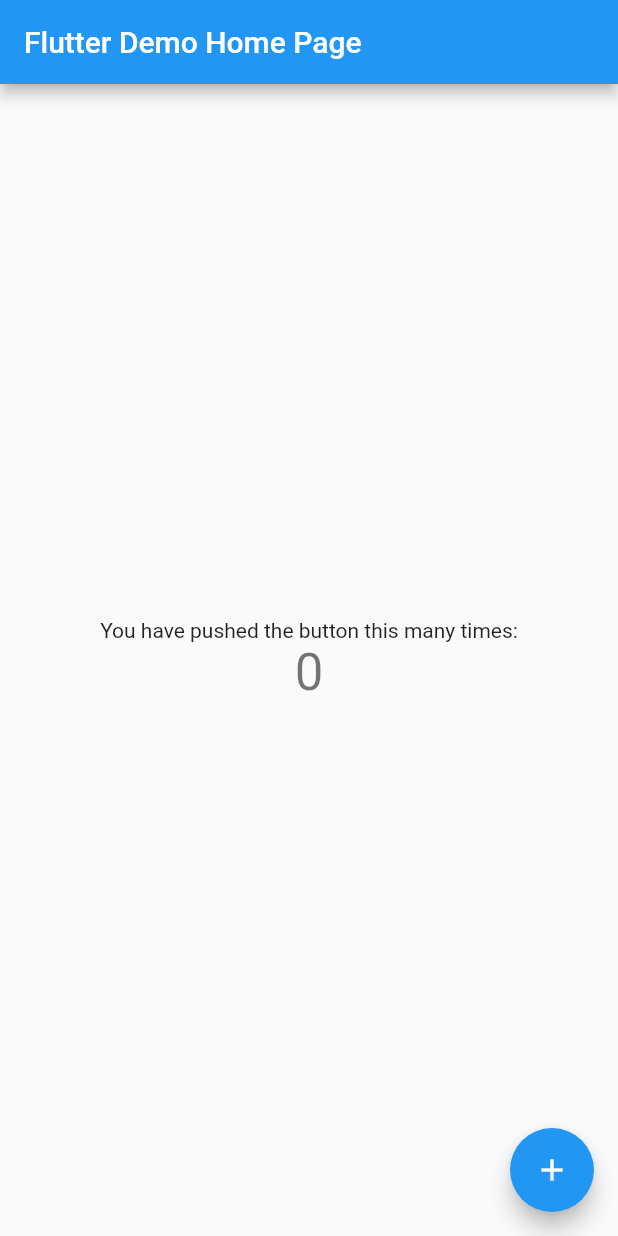
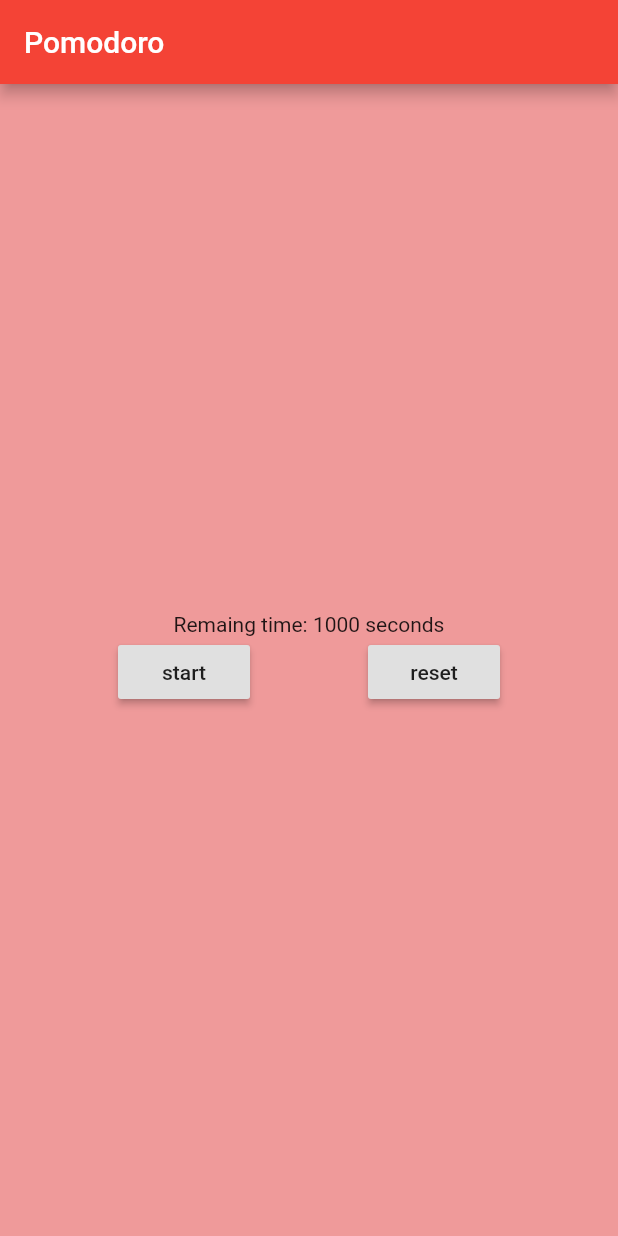
Before and after one commit to RocketRhubarb/pomodoro, a Flutter app: the screen it shows after launch, on a phone screen of 412 x 824 dp. Run offline on Flutter 3.47's test engine with Material 2 defaults, Android fonts, the phone set to English and light mode, and no system bars.

Commit message:
Add start, stop and countdown timer

```diff
--- a/lib/main.dart
+++ b/lib/main.dart
@@ -1,3 +1,5 @@
+import 'dart:async';
+
 import 'package:flutter/material.dart';
 
 void main() {
@@ -5,113 +7,87 @@ void main() {
 }
 
 class MyApp extends StatelessWidget {
-  // This widget is the root of your application.
-  @override
   Widget build(BuildContext context) {
     return MaterialApp(
-      title: 'Flutter Demo',
+      title: 'Pomodoro',
       theme: ThemeData(
-        // This is the theme of your application.
-        //
-        // Try running your application with "flutter run". You'll see the
-        // application has a blue toolbar. Then, without quitting the app, try
-        // changing the primarySwatch below to Colors.green and then invoke
-        // "hot reload" (press "r" in the console where you ran "flutter run",
-        // or simply save your changes to "hot reload" in a Flutter IDE).
-        // Notice that the counter didn't reset back to zero; the application
-        // is not restarted.
-        primarySwatch: Colors.blue,
-        // This makes the visual density adapt to the platform that you run
-        // the app on. For desktop platforms, the controls will be smaller and
-        // closer together (more dense) than on mobile platforms.
-        visualDensity: VisualDensity.adaptivePlatformDensity,
+        primarySwatch: Colors.red,
+        backgroundColor: Colors.red[200],
       ),
-      home: MyHomePage(title: 'Flutter Demo Home Page'),
+      home: MyHomePage(),
     );
   }
 }
 
 class MyHomePage extends StatefulWidget {
-  MyHomePage({Key key, this.title}) : super(key: key);
-
-  // This widget is the home page of your application. It is stateful, meaning
-  // that it has a State object (defined below) that contains fields that affect
-  // how it looks.
-
-  // This class is the configuration for the state. It holds the values (in this
-  // case the title) provided by the parent (in this case the App widget) and
-  // used by the build method of the State. Fields in a Widget subclass are
-  // always marked "final".
-
-  final String title;
-
   @override
   _MyHomePageState createState() => _MyHomePageState();
 }
 
 class _MyHomePageState extends State<MyHomePage> {
-  int _counter = 0;
+  Duration _totalTime;
+  Duration _tick;
+  Duration _remainingTime;
 
-  void _incrementCounter() {
+  @override
+  void initState() {
     setState(() {
-      // This call to setState tells the Flutter framework that something has
-      // changed in this State, which causes it to rerun the build method below
-      // so that the display can reflect the updated values. If we changed
-      // _counter without calling setState(), then the build method would not be
-      // called again, and so nothing would appear to happen.
-      _counter++;
+      _totalTime = Duration(seconds: 1);
+      _tick = Duration(milliseconds: 100);
+      _remainingTime = _totalTime;
+    });
+  }
+
+  void updateTime() {
+    setState(() {
+      _remainingTime -= _tick;
+    });
+  }
+
+  void startCountdown() {
+    Timer.periodic(_tick, (timer) {
+      if (_remainingTime.inMilliseconds <= 0) {
+        timer.cancel();
+      } else {
+        updateTime();
+      }
+    });
+  }
+
+  void resetTime() {
+    setState(() {
+      _remainingTime = _totalTime;
     });
   }
 
   @override
   Widget build(BuildContext context) {
-    // This method is rerun every time setState is called, for instance as done
-    // by the _incrementCounter method above.
-    //
-    // The Flutter framework has been optimized to make rerunning build methods
-    // fast, so that you can just rebuild anything that needs updating rather
-    // than having to individually change instances of widgets.
     return Scaffold(
       appBar: AppBar(
-        // Here we take the value from the MyHomePage object that was created by
-        // the App.build method, and use it to set our appbar title.
-        title: Text(widget.title),
+        title: Text('Pomodoro'),
       ),
+      backgroundColor: Theme.of(context).backgroundColor,
       body: Center(
-        // Center is a layout widget. It takes a single child and positions it
-        // in the middle of the parent.
         child: Column(
-          // Column is also a layout widget. It takes a list of children and
-          // arranges them vertically. By default, it sizes itself to fit its
-          // children horizontally, and tries to be as tall as its parent.
-          //
-          // Invoke "debug painting" (press "p" in the console, choose the
-          // "Toggle Debug Paint" action from the Flutter Inspector in Android
-          // Studio, or the "Toggle Debug Paint" command in Visual Studio Code)
-          // to see the wireframe for each widget.
-          //
-          // Column has various properties to control how it sizes itself and
-          // how it positions its children. Here we use mainAxisAlignment to
-          // center the children vertically; the main axis here is the vertical
-          // axis because Columns are vertical (the cross axis would be
-          // horizontal).
           mainAxisAlignment: MainAxisAlignment.center,
           children: <Widget>[
-            Text(
-              'You have pushed the button this many times:',
-            ),
-            Text(
-              '$_counter',
-              style: Theme.of(context).textTheme.headline4,
+            Text('Remaing time: ${_remainingTime.inMilliseconds} seconds'),
+            Row(
+              mainAxisAlignment: MainAxisAlignment.spaceEvenly,
+              children: <Widget>[
+                RaisedButton(
+                  onPressed: startCountdown,
+                  child: Text('start'),
+                ),
+                RaisedButton(
+                  onPressed: resetTime,
+                  child: Text('reset'),
+                ),
+              ],
             ),
           ],
         ),
       ),
-      floatingActionButton: FloatingActionButton(
-        onPressed: _incrementCounter,
-        tooltip: 'Increment',
-        child: Icon(Icons.add),
-      ), // This trailing comma makes auto-formatting nicer for build methods.
     );
   }
 }
```
